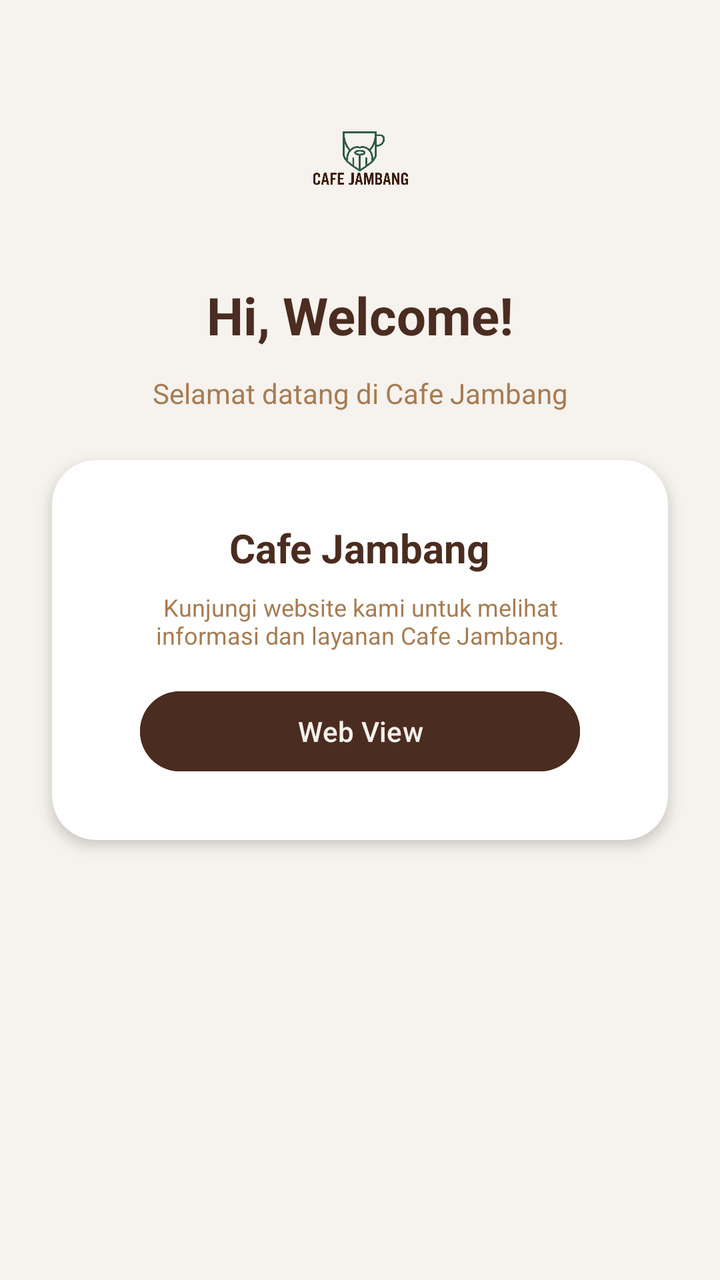
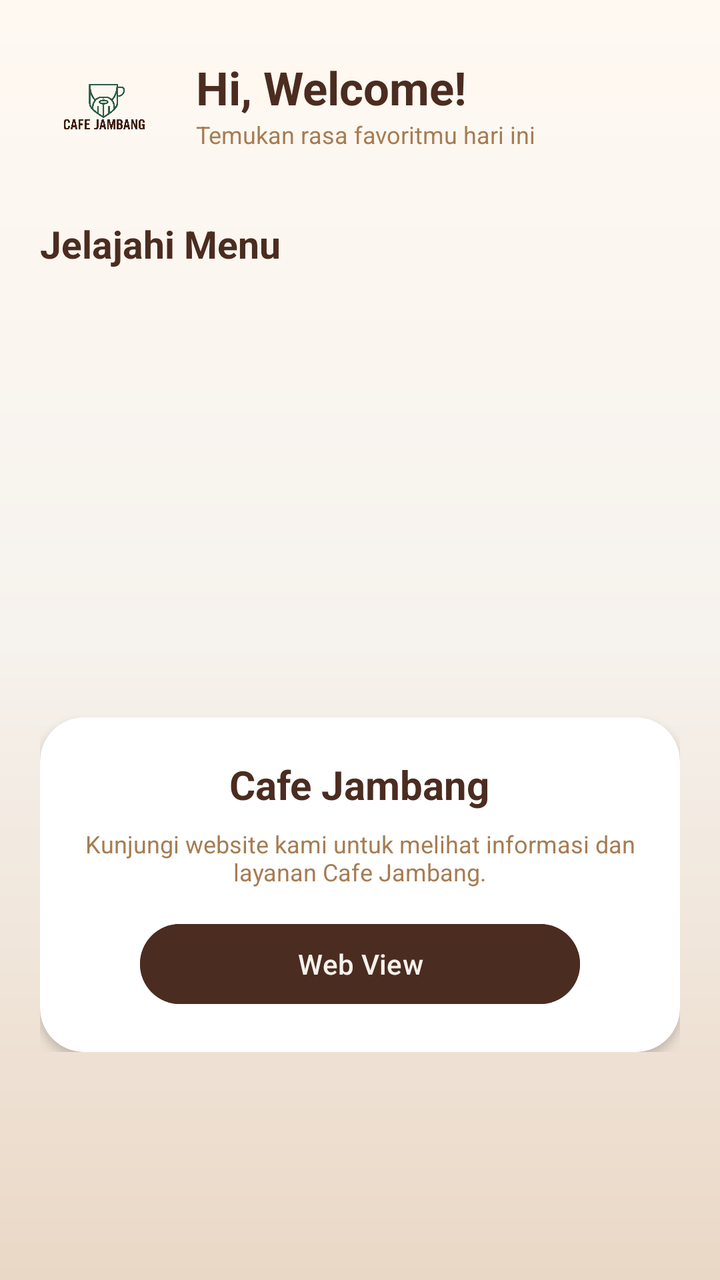

Two renders of the same Android screen: before a commit and after it. Below are the layout's source before the change and the commit's diff.
<!-- AndroidManifest.xml: application theme Theme.YLNLays -->
<!-- res/layout/fragment_home.xml -->
<?xml version="1.0" encoding="utf-8"?>
<androidx.constraintlayout.widget.ConstraintLayout xmlns:android="http://schemas.android.com/apk/res/android"
    xmlns:tools="http://schemas.android.com/tools"
    android:layout_width="match_parent"
    android:layout_height="match_parent"
    xmlns:app="http://schemas.android.com/apk/res-auto"
    android:background="@color/frothy_white"
    tools:context=".project_yolan_3tie.Home.HomeFragment">

    <ImageView
        android:id="@+id/imgLogo"
        android:layout_width="75dp"
        android:layout_height="75dp"
        android:layout_marginTop="40dp"
        android:src="@drawable/logo"
        android:scaleType="fitCenter"
        android:contentDescription="Logo Cafe Jambang"
        app:layout_constraintTop_toTopOf="parent"
        app:layout_constraintStart_toStartOf="parent"
        app:layout_constraintEnd_toEndOf="parent" />

    <TextView
        android:id="@+id/tvWelcome"
        android:layout_width="wrap_content"
        android:layout_height="wrap_content"
        android:layout_marginTop="25dp"
        android:text="Hi, Welcome!"
        android:textSize="26sp"
        android:textStyle="bold"
        android:textColor="@color/espresso_brown"
        app:layout_constraintTop_toBottomOf="@id/imgLogo"
        app:layout_constraintStart_toStartOf="parent"
        app:layout_constraintEnd_toEndOf="parent" />

    <TextView
        android:id="@+id/tvSubtitle"
        android:layout_width="wrap_content"
        android:layout_height="wrap_content"
        android:layout_marginTop="12dp"
        android:text="Selamat datang di Cafe Jambang"
        android:textSize="14sp"
        android:textColor="@color/roasted_caramel"
        app:layout_constraintTop_toBottomOf="@id/tvWelcome"
        app:layout_constraintStart_toStartOf="parent"
        app:layout_constraintEnd_toEndOf="parent" />

    <androidx.cardview.widget.CardView
        android:id="@+id/cardWebsite"
        android:layout_width="0dp"
        android:layout_height="190dp"
        android:layout_marginStart="26dp"
        android:layout_marginEnd="26dp"
        android:layout_marginTop="24dp"
        app:cardCornerRadius="22dp"
        app:cardElevation="4dp"
        app:cardBackgroundColor="@color/white"
        app:layout_constraintTop_toBottomOf="@id/tvSubtitle"
        app:layout_constraintStart_toStartOf="parent"
        app:layout_constraintEnd_toEndOf="parent">

        <LinearLayout
            android:layout_width="match_parent"
            android:layout_height="match_parent"
            android:orientation="vertical"
            android:gravity="center"
            android:padding="16dp">

            <TextView
                android:layout_width="wrap_content"
                android:layout_height="wrap_content"
                android:text="Cafe Jambang"
                android:textSize="20sp"
                android:textStyle="bold"
                android:textColor="@color/espresso_brown" />

            <TextView
                android:layout_width="wrap_content"
                android:layout_height="wrap_content"
                android:layout_marginTop="8dp"
                android:gravity="center"
                android:text="Kunjungi website kami untuk melihat\ninformasi dan layanan Cafe Jambang."
                android:textSize="12sp"
                android:textColor="@color/roasted_caramel" />

            <Button
                android:id="@+id/btnWebView"
                android:layout_width="220dp"
                android:layout_height="48dp"
                android:layout_marginTop="16dp"
                android:backgroundTint="@color/espresso_brown"
                android:text="Web View"
                android:textAllCaps="false"
                android:textColor="@color/frothy_white" />

        </LinearLayout>

    </androidx.cardview.widget.CardView>

</androidx.constraintlayout.widget.ConstraintLayout>
<!-- resources referenced by this layout -->
<resources>
  <color name="espresso_brown">#4B2C20</color>
  <color name="frothy_white">#F6F2ED</color>
  <color name="roasted_caramel">#A67C52</color>
  <color name="white">#FFFFFF</color>
  <!-- drawable logo: png bitmap (drawable, 284325 bytes) -->
  <style name="Theme.YLNLays" parent="Base.Theme.YLNLays" />
  <style name="Base.Theme.YLNLays" parent="Theme.Material3.DayNight.NoActionBar">
          
          <item name="colorPrimary">#4B2C20</item>
          <item name="colorSecondary">@color/fresh_mint</item>
          <item name="android:statusBarColor">#F6F2ED</item>
          <item name="android:windowLightStatusBar">true</item>
      </style>
  <color name="fresh_mint">#4E8D7C</color>
</resources>

<!-- the commit's change to res/layout/fragment_home.xml (unified diff, before → after) -->
@@ -1,99 +1,125 @@
 <?xml version="1.0" encoding="utf-8"?>
-<androidx.constraintlayout.widget.ConstraintLayout xmlns:android="http://schemas.android.com/apk/res/android"
+<ScrollView xmlns:android="http://schemas.android.com/apk/res/android"
+    xmlns:app="http://schemas.android.com/apk/res-auto"
     xmlns:tools="http://schemas.android.com/tools"
     android:layout_width="match_parent"
     android:layout_height="match_parent"
-    xmlns:app="http://schemas.android.com/apk/res-auto"
-    android:background="@color/frothy_white"
+    android:background="@drawable/bg_home"
     tools:context=".project_yolan_3tie.Home.HomeFragment">
 
-    <ImageView
-        android:id="@+id/imgLogo"
-        android:layout_width="75dp"
-        android:layout_height="75dp"
-        android:layout_marginTop="40dp"
-        android:src="@drawable/logo"
-        android:scaleType="fitCenter"
-        android:contentDescription="Logo Cafe Jambang"
-        app:layout_constraintTop_toTopOf="parent"
-        app:layout_constraintStart_toStartOf="parent"
-        app:layout_constraintEnd_toEndOf="parent" />
+    <LinearLayout
+        android:layout_width="match_parent"
+        android:layout_height="wrap_content"
+        android:orientation="vertical"
+        android:padding="20dp">
 
-    <TextView
-        android:id="@+id/tvWelcome"
-        android:layout_width="wrap_content"
-        android:layout_height="wrap_content"
-        android:layout_marginTop="25dp"
-        android:text="Hi, Welcome!"
-        android:textSize="26sp"
-        android:textStyle="bold"
-        android:textColor="@color/espresso_brown"
-        app:layout_constraintTop_toBottomOf="@id/imgLogo"
-        app:layout_constraintStart_toStartOf="parent"
-        app:layout_constraintEnd_toEndOf="parent" />
-
-    <TextView
-        android:id="@+id/tvSubtitle"
-        android:layout_width="wrap_content"
-        android:layout_height="wrap_content"
-        android:layout_marginTop="12dp"
-        android:text="Selamat datang di Cafe Jambang"
-        android:textSize="14sp"
-        android:textColor="@color/roasted_caramel"
-        app:layout_constraintTop_toBottomOf="@id/tvWelcome"
-        app:layout_constraintStart_toStartOf="parent"
-        app:layout_constraintEnd_toEndOf="parent" />
-
-    <androidx.cardview.widget.CardView
-        android:id="@+id/cardWebsite"
-        android:layout_width="0dp"
-        android:layout_height="190dp"
-        android:layout_marginStart="26dp"
-        android:layout_marginEnd="26dp"
-        android:layout_marginTop="24dp"
-        app:cardCornerRadius="22dp"
-        app:cardElevation="4dp"
-        app:cardBackgroundColor="@color/white"
-        app:layout_constraintTop_toBottomOf="@id/tvSubtitle"
-        app:layout_constraintStart_toStartOf="parent"
-        app:layout_constraintEnd_toEndOf="parent">
-
+        
         <LinearLayout
             android:layout_width="match_parent"
-            android:layout_height="match_parent"
-            android:orientation="vertical"
-            android:gravity="center"
-            android:padding="16dp">
+            android:layout_height="wrap_content"
+            android:gravity="center_vertical"
+            android:orientation="horizontal">
 
-            <TextView
-                android:layout_width="wrap_content"
+            <ImageView
+                android:id="@+id/imgLogo"
+                android:layout_width="64dp"
+                android:layout_height="64dp"
+                android:contentDescription="Logo Cafe Jambang"
+                android:scaleType="fitCenter"
+                android:src="@drawable/logo" />
+
+            <LinearLayout
+                android:layout_width="0dp"
                 android:layout_height="wrap_content"
-                android:text="Cafe Jambang"
-                android:textSize="20sp"
-                android:textStyle="bold"
-                android:textColor="@color/espresso_brown" />
+                android:layout_weight="1"
+                android:orientation="vertical"
+                android:paddingStart="14dp"
+                android:paddingEnd="0dp">
 
-            <TextView
-                android:layout_width="wrap_content"
-                android:layout_height="wrap_content"
-                android:layout_marginTop="8dp"
-                android:gravity="center"
-                android:text="Kunjungi website kami untuk melihat\ninformasi dan layanan Cafe Jambang."
-                android:textSize="12sp"
-                android:textColor="@color/roasted_caramel" />
+                <TextView
+                    android:layout_width="wrap_content"
+                    android:layout_height="wrap_content"
+                    android:text="Hi, Welcome!"
+                    android:textColor="@color/espresso_brown"
+                    android:textSize="23sp"
+                    android:textStyle="bold" />
 
-            <Button
-                android:id="@+id/btnWebView"
-                android:layout_width="220dp"
-                android:layout_height="48dp"
-                android:layout_marginTop="16dp"
-                android:backgroundTint="@color/espresso_brown"
-                android:text="Web View"
-                android:textAllCaps="false"
-                android:textColor="@color/frothy_white" />
-
+                <TextView
+                    android:layout_width="wrap_content"
+                    android:layout_height="wrap_content"
+                    android:text="Temukan rasa favoritmu hari ini"
+                    android:textColor="@color/roasted_caramel"
+                    android:textSize="12sp" />
+            </LinearLayout>
         </LinearLayout>
 
-    </androidx.cardview.widget.CardView>
+        
+        <TextView
+            android:layout_width="wrap_content"
+            android:layout_height="wrap_content"
+            android:layout_marginTop="25dp"
+            android:text="Jelajahi Menu"
+            android:textColor="@color/espresso_brown"
+            android:textSize="19sp"
+            android:textStyle="bold" />
 
-</androidx.constraintlayout.widget.ConstraintLayout>
+        <GridView
+            android:id="@+id/gvCategories"
+            android:layout_width="match_parent"
+            android:layout_height="190dp"
+            android:layout_marginTop="12dp"
+            android:choiceMode="none"
+            android:gravity="center"
+            android:horizontalSpacing="10dp"
+            android:numColumns="2"
+            android:stretchMode="columnWidth"
+            android:verticalSpacing="10dp" />
+
+        
+        <androidx.cardview.widget.CardView
+            android:id="@+id/cardWebsite"
+            android:layout_width="match_parent"
+            android:layout_height="wrap_content"
+            android:layout_marginTop="22dp"
+            app:cardBackgroundColor="@color/white"
+            app:cardCornerRadius="22dp"
+            app:cardElevation="3dp">
+
+            <LinearLayout
+                android:layout_width="match_parent"
+                android:layout_height="wrap_content"
+                android:gravity="center"
+                android:orientation="vertical"
+                android:padding="20dp">
+
+                <TextView
+                    android:layout_width="wrap_content"
+                    android:layout_height="wrap_content"
+                    android:text="Cafe Jambang"
+                    android:textColor="@color/espresso_brown"
+                    android:textSize="20sp"
+                    android:textStyle="bold" />
+
+                <TextView
+                    android:layout_width="match_parent"
+                    android:layout_height="wrap_content"
+                    android:layout_marginTop="8dp"
+                    android:gravity="center"
+                    android:text="Kunjungi website kami untuk melihat informasi dan layanan Cafe Jambang."
+                    android:textColor="@color/roasted_caramel"
+                    android:textSize="12sp" />
+
+                <Button
+                    android:id="@+id/btnWebView"
+                    android:layout_width="220dp"
+                    android:layout_height="48dp"
+                    android:layout_marginTop="14dp"
+                    android:backgroundTint="@color/espresso_brown"
+                    android:text="Web View"
+                    android:textAllCaps="false"
+                    android:textColor="@color/frothy_white" />
+            </LinearLayout>
+        </androidx.cardview.widget.CardView>
+
+    </LinearLayout>
+</ScrollView>
<!-- resource entries referenced after the edit -->
@@ -4,6 +4,11 @@
   <color name="frothy_white">#F6F2ED</color>
   <color name="roasted_caramel">#A67C52</color>
   <color name="white">#FFFFFF</color>
+  <!-- drawable bg_home (drawable) -->
+  <?xml version="1.0" encoding="utf-8"?>
+  <shape xmlns:android="http://schemas.android.com/apk/res/android" android:shape="rectangle">
+      <gradient android:angle="270" android:startColor="#FFF9F2" android:centerColor="#F6F2ED" android:endColor="#EAD8C6" />
+  </shape>
   <!-- drawable logo: png bitmap (drawable, 284325 bytes) -->
   <style name="Theme.YLNLays" parent="Base.Theme.YLNLays" />
   <style name="Base.Theme.YLNLays" parent="Theme.Material3.DayNight.NoActionBar">
